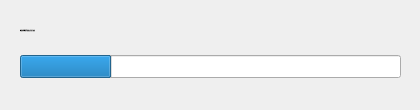
Above: TmsRecorder/tmsrecorder.ui from LiRocky/TmsRecorder before the change. Below: the same form after it.
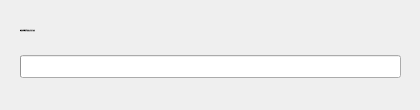
That is the form after the change. The open tabs and pages were chosen to show the change.

```diff
--- a/TmsRecorder/tmsrecorder.ui
+++ b/TmsRecorder/tmsrecorder.ui
@@ -88,7 +88,7 @@
        </rect>
       </property>
       <property name="value">
-       <number>24</number>
+       <number>0</number>
       </property>
       <property name="textVisible">
        <bool>false</bool>
```
Left out of the diff: 13 changed lines with no effect on the pictures.
